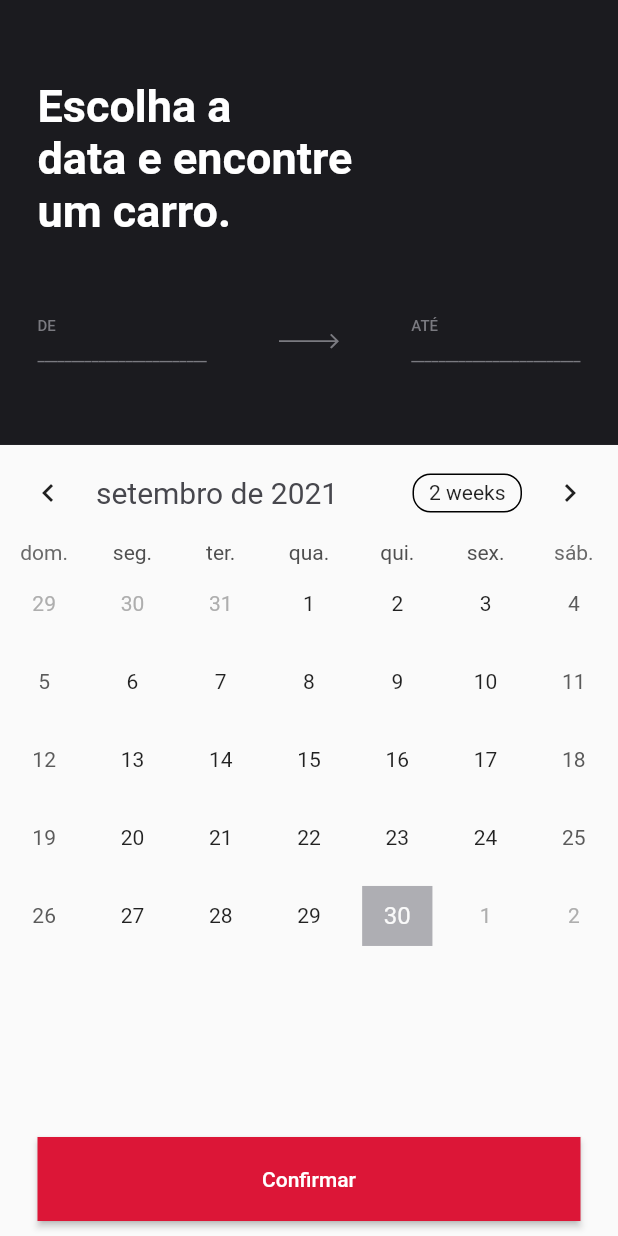
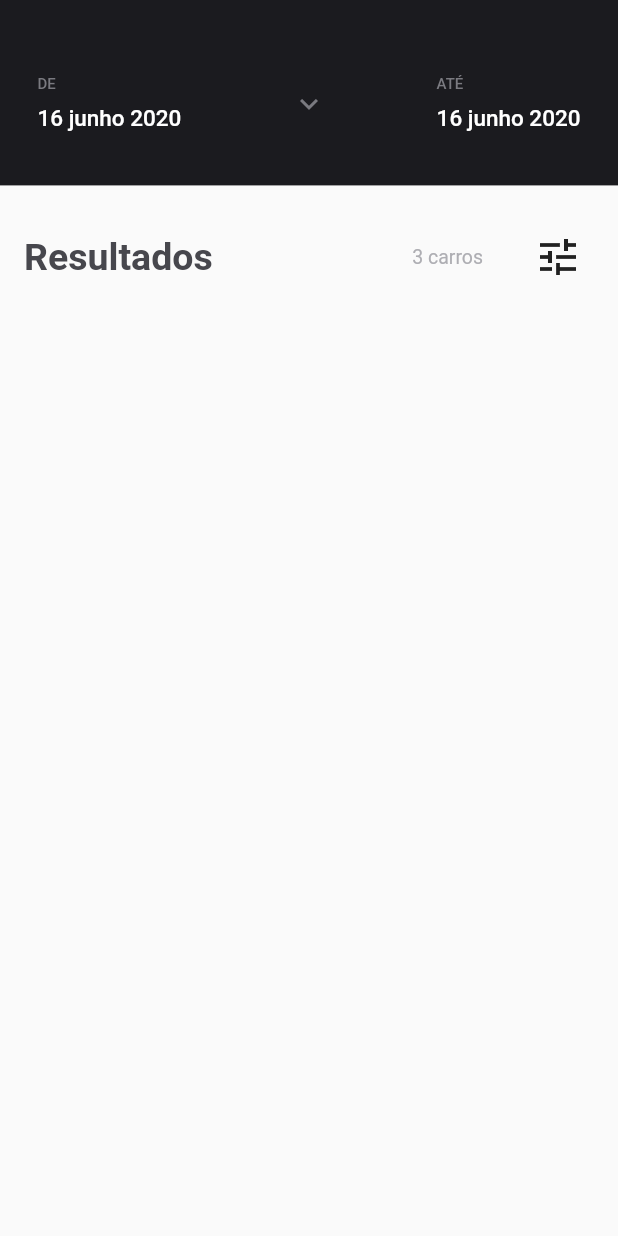
Before and after one commit to samples-flutter/rentx-app, a Flutter app: the SearchCarPage screen opened directly, after a tap on "Confirmar", on a phone screen of 412 x 824 dp. Run offline on Flutter 3.47's test engine with Material 2 defaults, Android fonts, the phone set to English and light mode, and no system bars; drawn by our look-alikes of table_calendar; our stand-ins replace flutter_svg.

Commit message:
feat: navigator main

```diff
--- a/lib/app/widget/app_bar_rendx.dart
+++ b/lib/app/widget/app_bar_rendx.dart
@@ -2,14 +2,22 @@ import 'package:flutter/material.dart';
 import 'package:rentx/styles/app_colors.dart';
 
 class AppBarRendX extends StatelessWidget implements PreferredSizeWidget {
-  const AppBarRendX({Key? key}) : super(key: key);
+  final Function() onBackClick;
+
+  const AppBarRendX({Key? key, required this.onBackClick}) : super(key: key);
 
   @override
   Widget build(BuildContext context) {
     return AppBar(
       backgroundColor: Colors.transparent,
       elevation: 0.0,
-      leading: Icon(Icons.arrow_back_ios_outlined, color: AppColors.grayTextDetails,),
+      leading: IconButton(
+        icon: Icon(
+          Icons.arrow_back_ios_outlined,
+          color: AppColors.grayTextDetails,
+        ),
+        onPressed: onBackClick,
+      ),
     );
   }
 
--- a/lib/pages/information/information_page.dart
+++ b/lib/pages/information/information_page.dart
@@ -48,9 +48,9 @@ class _InformationPageState extends State<InformationPage> {
                 indicatorPage(!isFirstPage())
               ],
             ),
-            InkWell(
-              child: Icon(Icons.navigate_next),
-              onTap: () {
+            IconButton(
+              icon: Icon(Icons.navigate_next),
+              onPressed: () {
                 controller.animateToPage(1,
                     duration: const Duration(milliseconds: 400),
                     curve: Curves.easeIn);
--- a/lib/pages/login/login_page.dart
+++ b/lib/pages/login/login_page.dart
@@ -11,7 +11,7 @@ class LoginPage extends StatelessWidget {
   @override
   Widget build(BuildContext context) {
     return Scaffold(
-      appBar: AppBarRendX(),
+      appBar: AppBarRendX(onBackClick: ()=>Navigator.pop(context),),
       body: SingleChildScrollView(
         child: Container(
           height: MediaQuery.of(context).size.height,
--- /dev/null
+++ b/lib/pages/main_navigation/main_navigation_page.dart
@@ -0,0 +1,118 @@
+import 'package:flutter/material.dart';
+import 'package:rentx/styles/app_colors.dart';
+
+class MainNavigation extends StatefulWidget {
+  const MainNavigation({Key? key}) : super(key: key);
+
+  @override
+  _MainNavigationState createState() => _MainNavigationState();
+}
+
+class _MainNavigationState extends State<MainNavigation> {
+  @override
+  Widget build(BuildContext context) {
+    final size = MediaQuery.of(context).size;
+    return Scaffold(
+        body: Column(
+      children: [
+        Container(
+          padding: EdgeInsets.symmetric(horizontal: 25),
+          color: AppColors.black,
+          width: size.width,
+          height: size.height * 0.15,
+          child: Column(
+            mainAxisAlignment: MainAxisAlignment.center,
+            crossAxisAlignment: CrossAxisAlignment.center,
+            children: [
+              SizedBox(height: 15),
+              Row(
+                mainAxisAlignment: MainAxisAlignment.spaceBetween,
+                children: [
+                  Column(
+                    crossAxisAlignment: CrossAxisAlignment.start,
+                    children: [
+                      Text(
+                        'DE',
+                        style: TextStyle(
+                            fontSize: 10,
+                            color: AppColors.grayText,
+                            fontWeight: FontWeight.w500),
+                      ),
+                      const SizedBox(height: 8),
+                      Text(
+                        "16 junho 2020",
+                        style: TextStyle(
+                            fontSize: 15,
+                            fontWeight: FontWeight.w500,
+                            color: Colors.white),
+                      )
+                    ],
+                  ),
+                  IconButton(
+                      onPressed: () {},
+                      icon: Icon(
+                        Icons.keyboard_arrow_down_outlined,
+                        color: AppColors.grayText,
+                      )),
+                  Column(
+                    crossAxisAlignment: CrossAxisAlignment.start,
+                    children: [
+                      Text(
+                        'ATÉ',
+                        style: TextStyle(
+                            fontSize: 10,
+                            color: AppColors.grayText,
+                            fontWeight: FontWeight.w500),
+                      ),
+                      const SizedBox(height: 8),
+                      Text(
+                        "16 junho 2020",
+                        style: TextStyle(
+                            fontSize: 15,
+                            fontWeight: FontWeight.w500,
+                            color: Colors.white),
+                      )
+                    ],
+                  ),
+                ],
+              ),
+            ],
+          ),
+        ),
+        Padding(
+          padding: const EdgeInsets.only(top: 24, left: 16, right: 16),
+          child: Column(
+            children: [
+              Row(
+                mainAxisAlignment: MainAxisAlignment.spaceBetween,
+                children: [
+                  Text(
+                    'Resultados',
+                    style: TextStyle(
+                        fontSize: 25,
+                        fontWeight: FontWeight.w600,
+                        color: AppColors.grayTitle),
+                  ),
+                  Row(
+                    children: [
+                      Text(
+                        '3 carros',
+                        style: TextStyle(
+                            fontSize: 13,
+                            fontWeight: FontWeight.w400,
+                            color: AppColors.grayTextDetails),
+                      ),
+                      SizedBox(width: 26),
+                      IconButton(onPressed: () {}, icon: Icon(Icons.tune, size: 32))
+                    ],
+                  ),
+                ],
+              ),
+
+            ],
+          ),
+        )
+      ],
+    ));
+  }
+}
--- a/lib/pages/search_car/search_car_page.dart
+++ b/lib/pages/search_car/search_car_page.dart
@@ -1,6 +1,7 @@
 import 'package:flutter/material.dart';
 import 'package:flutter_svg/flutter_svg.dart';
 import 'package:rentx/app/widget/button_rentx.dart';
+import 'package:rentx/pages/main_navigation/main_navigation_page.dart';
 import 'package:rentx/pages/search_car/widget/calendar_widget.dart';
 import 'package:rentx/styles/app_colors.dart';
 
@@ -93,7 +94,12 @@ class _SearchCarPageState extends State<SearchCarPage> {
             padding: EdgeInsets.only(left: 25, right: 25, bottom: 10),
             width: size.width,
             child: ButtonRentx(
-                label: "Confirmar", color: AppColors.primary, action: () => {}),
+                label: "Confirmar",
+                color: AppColors.primary,
+                action: () => {
+                      Navigator.push(context,
+                          MaterialPageRoute(builder: (_) => MainNavigation()))
+                    }),
           )
         ],
       ),
```
Also changed, not shown: pubspec.lock.
